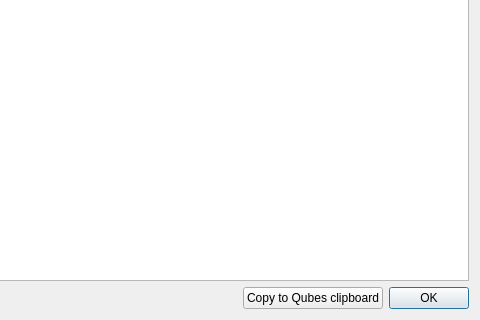
Before: the Qt Designer form ui/logdlg.ui in QubesOS/qubes-manager, drawn with Qt 5; both pictures show x 270 to 750 and y 130 to 450 of the 750 by 450 pixel window.
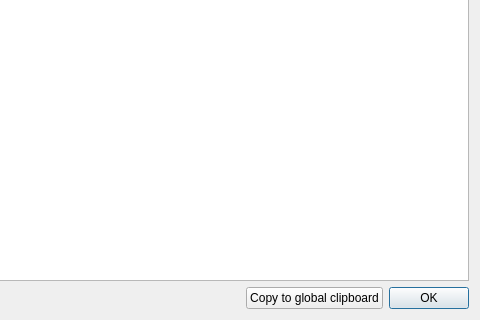
After: the same form once the commit is applied. Icons and pictures are not drawn.

The edit to the form file:
```diff
--- a/ui/logdlg.ui
+++ b/ui/logdlg.ui
@@ -56,7 +56,7 @@
         <enum>Qt::TabFocus</enum>
        </property>
        <property name="text">
-        <string>Copy to Qubes clipboard</string>
+        <string>Copy to global clipboard</string>
        </property>
        <property name="icon">
         <iconset resource="../resources.qrc">
```
Left out of the diff: 2 changed lines with no effect on the pictures.
